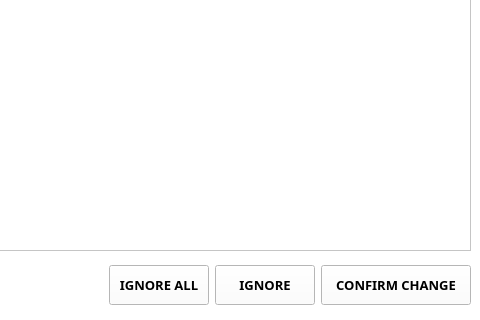
This is Project Code/AppleProject/verify_csv.ui in JRWu/DataAggregation as Qt 5 draws it before an edit; both pictures show x 320 to 800 and y 280 to 600 of the 800 by 600 pixel window. The edited form follows.
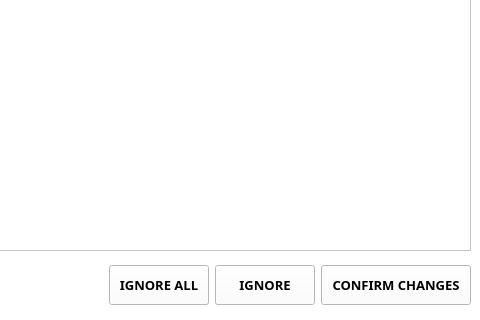
This is the edited form.

Commit message: User can edit and confirm changes to errors. Errors will be revalidated. NOT 100% working.

Patch:
```diff
--- a/Project Code/AppleProject/verify_csv.ui
+++ b/Project Code/AppleProject/verify_csv.ui
@@ -775,7 +775,7 @@
         </font>
        </property>
        <property name="text">
-        <string>CONFIRM CHANGE</string>
+        <string>CONFIRM CHANGES</string>
        </property>
       </widget>
      </item>
```
The commit also changes 3 other files.
